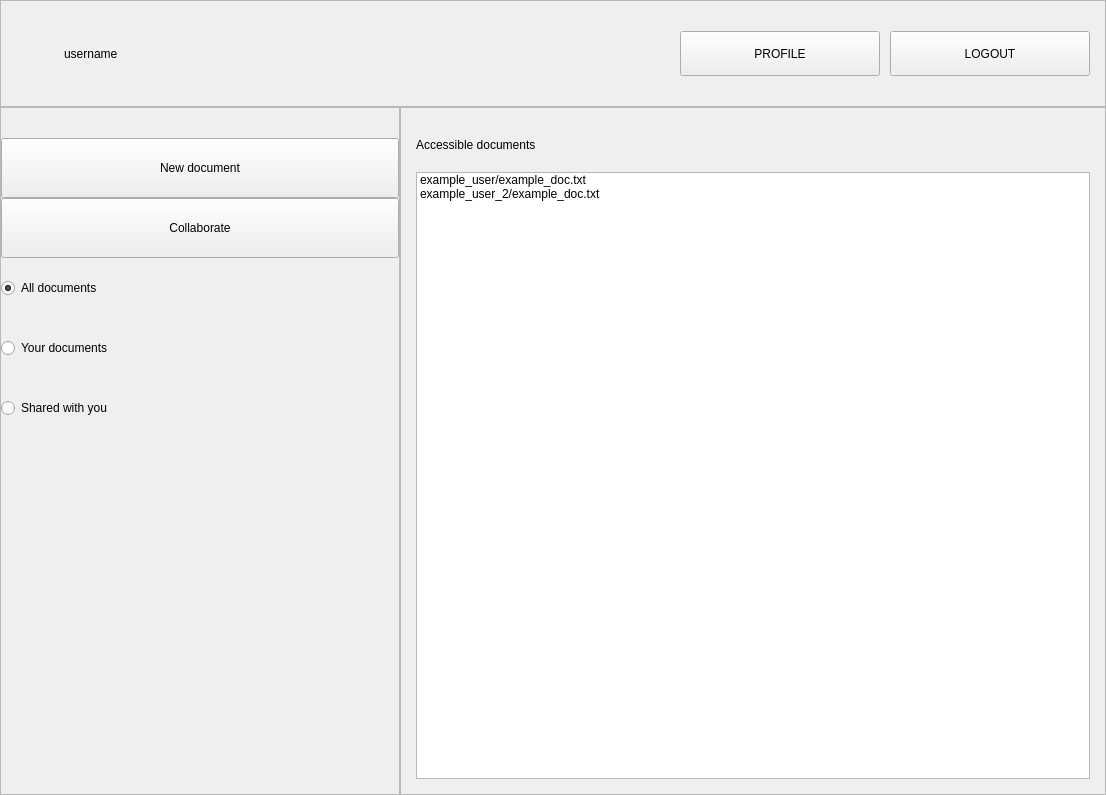
Qt form src/client_new/ui/home.ui (franco-ruggeri/write-together) before a commit.
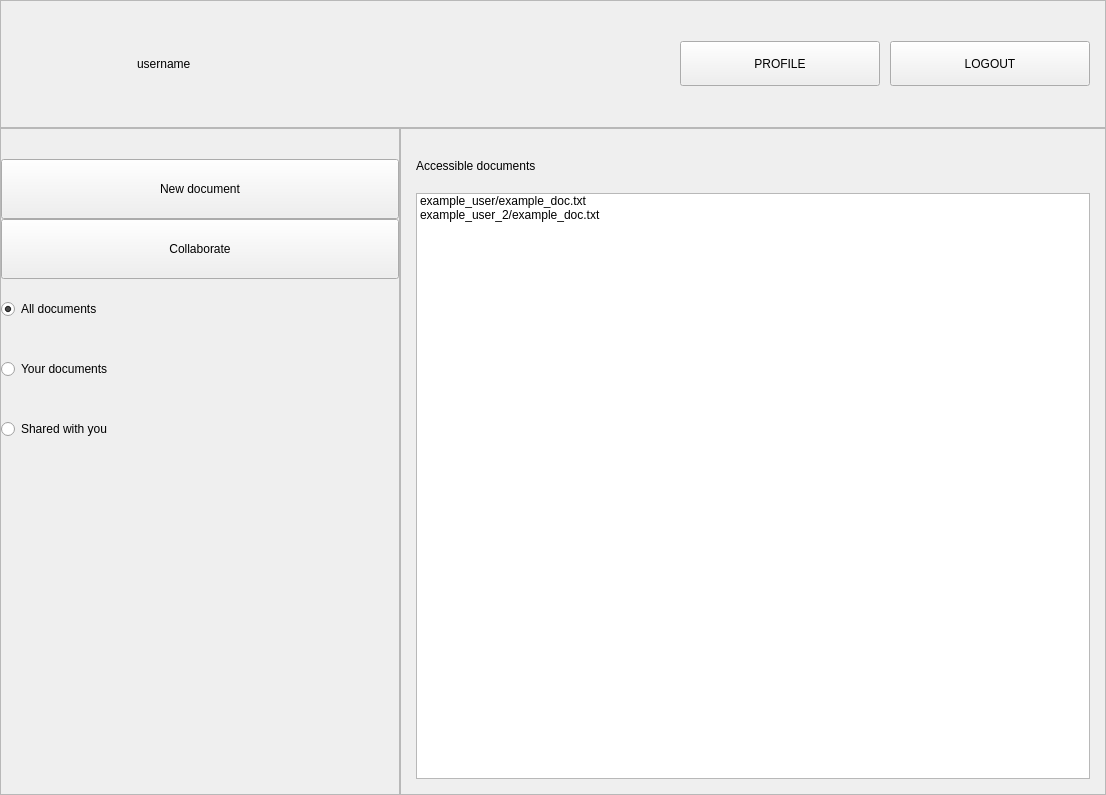
The same form after that commit. Icons and pictures are not drawn.

What changed in the file:
```diff
--- a/src/client_new/ui/home.ui
+++ b/src/client_new/ui/home.ui
@@ -421,16 +421,16 @@
      </property>
      <layout class="QHBoxLayout" name="horizontalLayout_3">
       <property name="leftMargin">
-       <number>15</number>
+       <number>30</number>
       </property>
       <property name="topMargin">
-       <number>30</number>
+       <number>15</number>
       </property>
       <property name="rightMargin">
        <number>15</number>
       </property>
       <property name="bottomMargin">
-       <number>30</number>
+       <number>15</number>
       </property>
       <item>
        <layout class="QHBoxLayout" name="horizontalLayout_2">
@@ -447,14 +447,14 @@
           </property>
           <property name="minimumSize">
            <size>
-            <width>38</width>
-            <height>38</height>
+            <width>96</width>
+            <height>96</height>
            </size>
           </property>
           <property name="maximumSize">
            <size>
-            <width>38</width>
-            <height>38</height>
+            <width>96</width>
+            <height>96</height>
            </size>
           </property>
           <property name="text">
```
